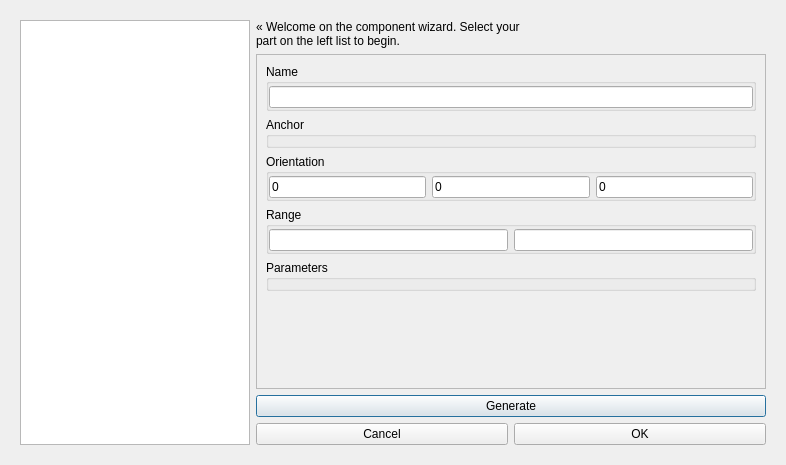
This is gui/ComponentWizard.ui in RhobanProject/MetabotStudio as Qt 5 draws it before an edit. The edited form follows.
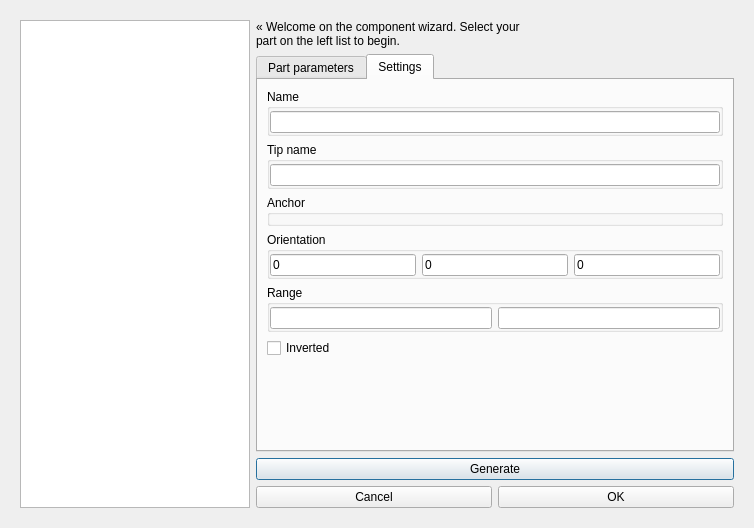
This is the edited form. Icons and pictures are not drawn.

Commit message: Adding tipNames and inverted flag

Patch:
```diff
--- a/gui/ComponentWizard.ui
+++ b/gui/ComponentWizard.ui
@@ -6,8 +6,8 @@
    <rect>
     <x>0</x>
     <y>0</y>
-    <width>786</width>
-    <height>465</height>
+    <width>754</width>
+    <height>528</height>
    </rect>
   </property>
   <property name="sizePolicy">
@@ -80,29 +80,45 @@
          </widget>
         </item>
         <item>
-         <widget class="QScrollArea" name="scrollArea">
-          <property name="sizePolicy">
-           <sizepolicy hsizetype="Expanding" vsizetype="Expanding">
-            <horstretch>0</horstretch>
-            <verstretch>0</verstretch>
-           </sizepolicy>
+         <widget class="QTabWidget" name="tabWidget">
+          <property name="currentIndex">
+           <number>1</number>
           </property>
-          <property name="horizontalScrollBarPolicy">
-           <enum>Qt::ScrollBarAlwaysOff</enum>
-          </property>
-          <property name="widgetResizable">
-           <bool>true</bool>
-          </property>
-          <widget class="QWidget" name="scrollAreaWidgetContents">
-           <property name="geometry">
-            <rect>
-             <x>0</x>
-             <y>0</y>
-             <width>510</width>
-             <height>317</height>
-            </rect>
-           </property>
-           <layout class="QVBoxLayout" name="verticalLayout_2">
+          <widget class="QWidget" name="tab">
+           <attribute name="title">
+            <string>Part parameters</string>
+           </attribute>
+           <layout class="QVBoxLayout" name="verticalLayout_6">
+            <item>
+             <layout class="QVBoxLayout" name="parameters_items">
+              <property name="spacing">
+               <number>0</number>
+              </property>
+              <property name="sizeConstraint">
+               <enum>QLayout::SetMinimumSize</enum>
+              </property>
+             </layout>
+            </item>
+            <item>
+             <spacer name="verticalSpacer">
+              <property name="orientation">
+               <enum>Qt::Vertical</enum>
+              </property>
+              <property name="sizeHint" stdset="0">
+               <size>
+                <width>20</width>
+                <height>40</height>
+               </size>
+              </property>
+             </spacer>
+            </item>
+           </layout>
+          </widget>
+          <widget class="QWidget" name="tab_2">
+           <attribute name="title">
+            <string>Settings</string>
+           </attribute>
+           <layout class="QVBoxLayout" name="verticalLayout_5">
             <item>
              <widget class="QGroupBox" name="nameBox">
               <property name="title">
@@ -127,6 +143,30 @@
               </layout>
              </widget>
             </item>
+            <item>
+             <widget class="QGroupBox" name="tipBox">
+              <property name="title">
+               <string>Tip name</string>
+              </property>
+              <layout class="QHBoxLayout" name="horizontalLayout_5">
+               <property name="leftMargin">
+                <number>0</number>
+               </property>
+               <property name="topMargin">
+                <number>2</number>
+               </property>
+               <property name="rightMargin">
+                <number>0</number>
+               </property>
+               <property name="bottomMargin">
+                <number>0</number>
+               </property>
+               <item>
+                <widget class="QLineEdit" name="tipName"/>
+               </item>
+              </layout>
+             </widget>
+            </item>
             <item>
              <widget class="QGroupBox" name="anchor">
               <property name="sizePolicy">
@@ -240,59 +280,14 @@
              </widget>
             </item>
             <item>
-             <widget class="QGroupBox" name="parameters">
-              <property name="sizePolicy">
-               <sizepolicy hsizetype="Minimum" vsizetype="Fixed">
-                <horstretch>0</horstretch>
-                <verstretch>1</verstretch>
-               </sizepolicy>
+             <widget class="QCheckBox" name="inverted">
+              <property name="text">
+               <string>Inverted</string>
               </property>
-              <property name="minimumSize">
-               <size>
-                <width>0</width>
-                <height>0</height>
-               </size>
-              </property>
-              <property name="maximumSize">
-               <size>
-                <width>16777215</width>
-                <height>16777215</height>
-               </size>
-              </property>
-              <property name="title">
-               <string>Parameters</string>
-              </property>
-              <layout class="QHBoxLayout" name="horizontalLayout_5">
-               <property name="spacing">
-                <number>0</number>
-               </property>
-               <property name="leftMargin">
-                <number>0</number>
-               </property>
-               <property name="topMargin">
-                <number>2</number>
-               </property>
-               <property name="rightMargin">
-                <number>0</number>
-               </property>
-               <property name="bottomMargin">
-                <number>0</number>
-               </property>
-               <item>
-                <layout class="QVBoxLayout" name="parameters_items">
-                 <property name="spacing">
-                  <number>0</number>
-                 </property>
-                 <property name="sizeConstraint">
-                  <enum>QLayout::SetMinimumSize</enum>
-                 </property>
-                </layout>
-               </item>
-              </layout>
              </widget>
             </item>
             <item>
-             <spacer name="verticalSpacer">
+             <spacer name="verticalSpacer_2">
               <property name="orientation">
                <enum>Qt::Vertical</enum>
               </property>
```
The commit also changes 7 other files.
